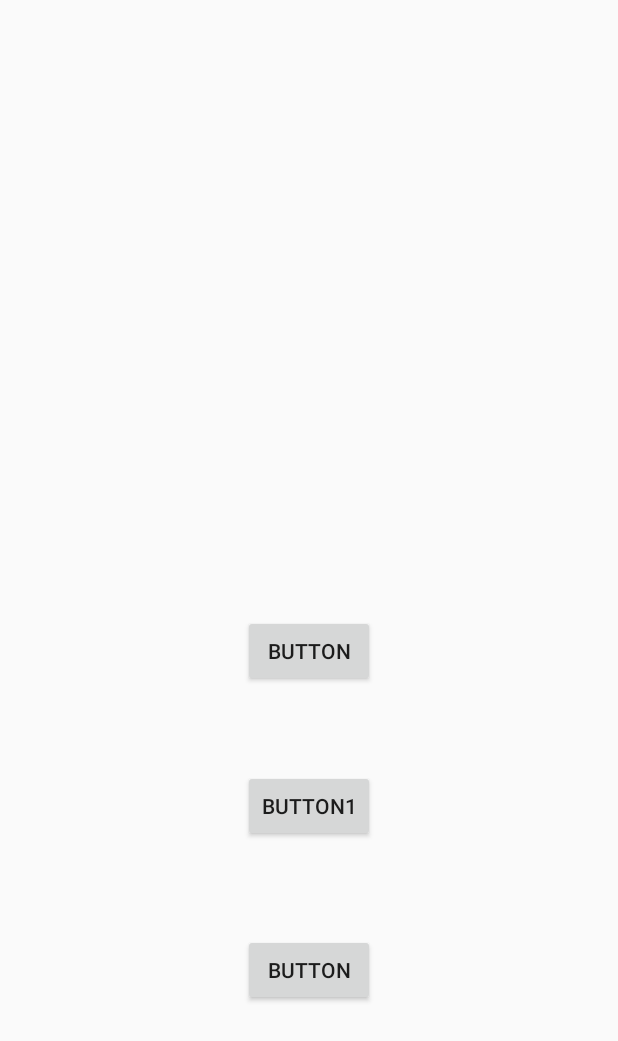
After one commit to capivaradigital/AppLocation, an Android app: the layout activity_filtro.xml on its own in the app's theme, with its tools: preview values and no code run, on a phone screen of 412 x 824 dp. The commit adds this screen. Shown: the top 1041 px of the screen. Run offline under Robolectric (Android 15) with nearby library versions, the phone set to English and light mode, and no system bars.

Commit message:
introdução do filtro

```diff
--- a/app/build.gradle
+++ b/app/build.gradle
@@ -25,14 +25,15 @@ dependencies {
     androidTestCompile('com.android.support.test.espresso:espresso-core:2.2.2', {
         exclude group: 'com.android.support', module: 'support-annotations'
     })
+
+
     compile 'com.android.support:appcompat-v7:25.3.1'
     compile 'com.android.support:design:25.3.1'
     compile 'com.google.android.gms:play-services-maps:11.0.2'
     compile 'com.google.android.gms:play-services-location:11.0.2'
     compile 'com.google.firebase:firebase-core:11.0.2'
     compile 'com.google.firebase:firebase-database:11.0.2'
-
-
+    compile 'com.android.support.constraint:constraint-layout:1.0.2'
     testCompile 'junit:junit:4.12'
 }
 apply plugin: 'com.google.gms.google-services'
--- a/app/src/main/java/com/example/tmili/applocation/SplashScreenActivity.java
+++ b/app/src/main/java/com/example/tmili/applocation/SplashScreenActivity.java
@@ -25,7 +25,7 @@ public class SplashScreenActivity extends AppCompatActivity {
 
     private void mostrarLogin() {
         Intent intent = new Intent(SplashScreenActivity.this,
-                MainActivity.class);
+                Filtro.class);
         startActivity(intent);
         finish();
     }
--- /dev/null
+++ b/app/src/main/res/layout/activity_filtro.xml
@@ -0,0 +1,48 @@
+<?xml version="1.0" encoding="utf-8"?>
+<android.support.constraint.ConstraintLayout xmlns:android="http://schemas.android.com/apk/res/android"
+    xmlns:app="http://schemas.android.com/apk/res-auto"
+    xmlns:tools="http://schemas.android.com/tools"
+    android:layout_width="match_parent"
+    android:layout_height="match_parent"
+    tools:context="com.example.tmili.applocation.Filtro">
+
+    <Button
+        android:id="@+id/button2"
+        android:layout_width="wrap_content"
+        android:layout_height="wrap_content"
+        android:text="Button1"
+        tools:layout_constraintBottom_creator="1"
+        app:layout_constraintBottom_toTopOf="@+id/button4"
+        tools:layout_constraintLeft_creator="1"
+        android:layout_marginBottom="61dp"
+        app:layout_constraintLeft_toLeftOf="@+id/button3"
+        android:onClick="Vet"/>
+
+    <Button
+        android:id="@+id/button3"
+        android:layout_width="wrap_content"
+        android:layout_height="wrap_content"
+        android:text="Button"
+        tools:layout_constraintRight_creator="1"
+        tools:layout_constraintBottom_creator="1"
+        app:layout_constraintBottom_toTopOf="@+id/button2"
+        app:layout_constraintRight_toRightOf="parent"
+        tools:layout_constraintLeft_creator="1"
+        android:layout_marginBottom="55dp"
+        app:layout_constraintLeft_toLeftOf="parent"
+        android:onClick="PetS"/>
+
+    <Button
+        android:id="@+id/button4"
+        android:layout_width="wrap_content"
+        android:layout_height="wrap_content"
+        android:text="Button"
+        tools:layout_constraintRight_creator="1"
+        tools:layout_constraintBottom_creator="1"
+        app:layout_constraintBottom_toBottomOf="parent"
+        app:layout_constraintRight_toRightOf="@+id/button2"
+        tools:layout_constraintLeft_creator="1"
+        android:layout_marginBottom="153dp"
+        app:layout_constraintLeft_toLeftOf="@+id/button2"
+        android:onClick="PetF"/>
+</android.support.constraint.ConstraintLayout>
```
Also changed, not shown: app/src/main/AndroidManifest.xml (+13 -20 lines), app/src/main/java/com/example/tmili/applocation/Filtro.java (added, +42 -0 lines), app/src/main/java/com/example/tmili/applocation/MainActivity.java (+11 -7 lines).
